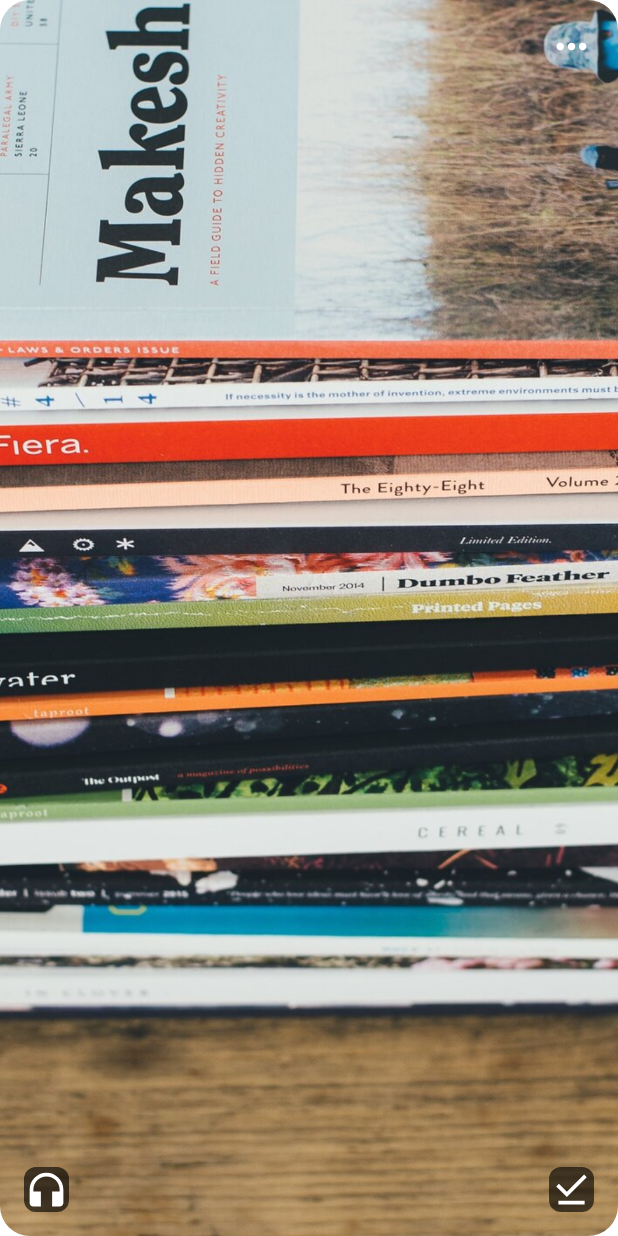
After one commit to ThanHteikAung/the-libary-app, an Android app: the layout view_holder_carousel.xml on its own in the app's theme, with its tools: preview values and no code run, on a phone screen of 412 x 824 dp. The commit adds this screen. Run offline under Robolectric (Android 15) with nearby library versions, the phone set to English and light mode, and no system bars.

```diff
--- /dev/null
+++ b/app/src/main/res/drawable/background_rounded_corner_transperant.xml
@@ -0,0 +1,14 @@
+<?xml version="1.0" encoding="utf-8"?>
+<shape xmlns:android="http://schemas.android.com/apk/res/android"
+    android:shape="rectangle">
+    <solid android:color="@android:color/black" />
+    <corners
+        android:bottomLeftRadius="@dimen/margin_medium"
+        android:bottomRightRadius="@dimen/margin_medium"
+        android:topLeftRadius="@dimen/margin_medium"
+        android:topRightRadius="@dimen/margin_medium" />
+    <gradient
+        android:centerColor="@color/blackTransparent"
+        android:endColor="@color/blackTransparent"
+        android:startColor="@color/blackTransparent" />
+</shape>
--- /dev/null
+++ b/app/src/main/res/drawable/ic_baseline_download_done_white_24dp.xml
@@ -0,0 +1,6 @@
+<vector android:height="24dp" android:tint="#FFFFFF"
+    android:viewportHeight="24" android:viewportWidth="24"
+    android:width="24dp" xmlns:android="http://schemas.android.com/apk/res/android">
+    <path android:fillColor="@android:color/white" android:pathData="M20.13,5.41l-1.41,-1.41l-9.19,9.19l-4.25,-4.24l-1.41,1.41l5.66,5.66z"/>
+    <path android:fillColor="@android:color/white" android:pathData="M5,18h14v2h-14z"/>
+</vector>
--- /dev/null
+++ b/app/src/main/res/drawable/ic_baseline_headphones_white_24dp.xml
@@ -0,0 +1,5 @@
+<vector android:height="24dp" android:tint="#FFFFFF"
+    android:viewportHeight="24" android:viewportWidth="24"
+    android:width="24dp" xmlns:android="http://schemas.android.com/apk/res/android">
+    <path android:fillColor="@android:color/white" android:pathData="M12,3c-4.97,0 -9,4.03 -9,9v7c0,1.1 0.9,2 2,2h4v-8H5v-1c0,-3.87 3.13,-7 7,-7s7,3.13 7,7v1h-4v8h4c1.1,0 2,-0.9 2,-2v-7C21,7.03 16.97,3 12,3z"/>
+</vector>
--- /dev/null
+++ b/app/src/main/res/drawable/ic_baseline_more_horiz_white_24dp.xml
@@ -0,0 +1,5 @@
+<vector android:height="24dp" android:tint="#FFFFFF"
+    android:viewportHeight="24" android:viewportWidth="24"
+    android:width="24dp" xmlns:android="http://schemas.android.com/apk/res/android">
+    <path android:fillColor="@android:color/white" android:pathData="M6,10c-1.1,0 -2,0.9 -2,2s0.9,2 2,2 2,-0.9 2,-2 -0.9,-2 -2,-2zM18,10c-1.1,0 -2,0.9 -2,2s0.9,2 2,2 2,-0.9 2,-2 -0.9,-2 -2,-2zM12,10c-1.1,0 -2,0.9 -2,2s0.9,2 2,2 2,-0.9 2,-2 -0.9,-2 -2,-2z"/>
+</vector>
--- /dev/null
+++ b/app/src/main/res/drawable/tab_indicator_customize.xml
@@ -0,0 +1,6 @@
+<?xml version="1.0" encoding="utf-8"?>
+<shape xmlns:android="http://schemas.android.com/apk/res/android">
+    <solid  android:color="@color/colorSecondary"/>
+    <corners android:topLeftRadius="@dimen/margin_medium_2"
+        android:topRightRadius="@dimen/margin_medium_2"/>
+</shape>
--- /dev/null
+++ b/app/src/main/res/layout/view_holder_carousel.xml
@@ -0,0 +1,41 @@
+<?xml version="1.0" encoding="utf-8"?>
+<RelativeLayout xmlns:android="http://schemas.android.com/apk/res/android"
+    xmlns:app="http://schemas.android.com/apk/res-auto"
+    android:layout_width="match_parent"
+    android:layout_height="match_parent">
+
+    <com.google.android.material.imageview.ShapeableImageView
+        android:layout_width="match_parent"
+        android:layout_height="match_parent"
+        android:scaleType="centerCrop"
+        android:src="@drawable/book_img2"
+        app:shapeAppearanceOverlay="@style/roundedImageView" />
+
+    <ImageView
+        android:layout_width="@dimen/width_inner_item"
+        android:layout_height="@dimen/height_inner_item"
+        android:layout_alignParentEnd="true"
+        android:layout_marginTop="@dimen/margin_medium_2"
+        android:layout_marginEnd="@dimen/margin_medium_2"
+        android:src="@drawable/ic_baseline_more_horiz_white_24dp" />
+
+    <androidx.appcompat.widget.AppCompatImageView
+        android:layout_width="@dimen/width_inner_item"
+        android:layout_height="@dimen/height_inner_item"
+        android:layout_alignParentBottom="true"
+        android:layout_marginStart="@dimen/margin_medium_2"
+        android:layout_marginBottom="@dimen/margin_medium_2"
+        android:background="@drawable/background_rounded_corner_transperant"
+        android:src="@drawable/ic_baseline_headphones_white_24dp" />
+
+    <androidx.appcompat.widget.AppCompatImageView
+        android:layout_width="@dimen/width_inner_item"
+        android:layout_height="@dimen/height_inner_item"
+        android:layout_alignParentEnd="true"
+        android:layout_alignParentBottom="true"
+        android:layout_marginEnd="@dimen/margin_medium_2"
+        android:layout_marginBottom="@dimen/margin_medium_2"
+        android:background="@drawable/background_rounded_corner_transperant"
+        android:src="@drawable/ic_baseline_download_done_white_24dp" />
+
+</RelativeLayout>
--- /dev/null
+++ b/app/src/main/res/values/styles.xml
@@ -0,0 +1,9 @@
+<?xml version="1.0" encoding="utf-8"?>
+<resources>
+
+    <style name="roundedImageView" parent="">
+        <item name="cornerFamily">rounded</item>
+        <item name="cornerSize">@dimen/margin_medium_3</item>
+    </style>
+
+</resources>
```
Also changed, not shown: app/src/main/java/com/tha/thelibrary/MainActivity.kt (+12 -0 lines), app/src/main/java/com/tha/thelibrary/adapters/CarouselAdapter.kt (added, +22 -0 lines), app/src/main/java/com/tha/thelibrary/view/viewholders/CarouselViewHolder.kt (added, +7 -0 lines), app/src/main/res/layout/activity_main.xml (+13 -0 lines), app/src/main/res/values/dimens.xml (added, +55 -0 lines), app/src/main/res/drawable/book_img1.png (added), app/src/main/res/drawable/book_img2.png (added).
